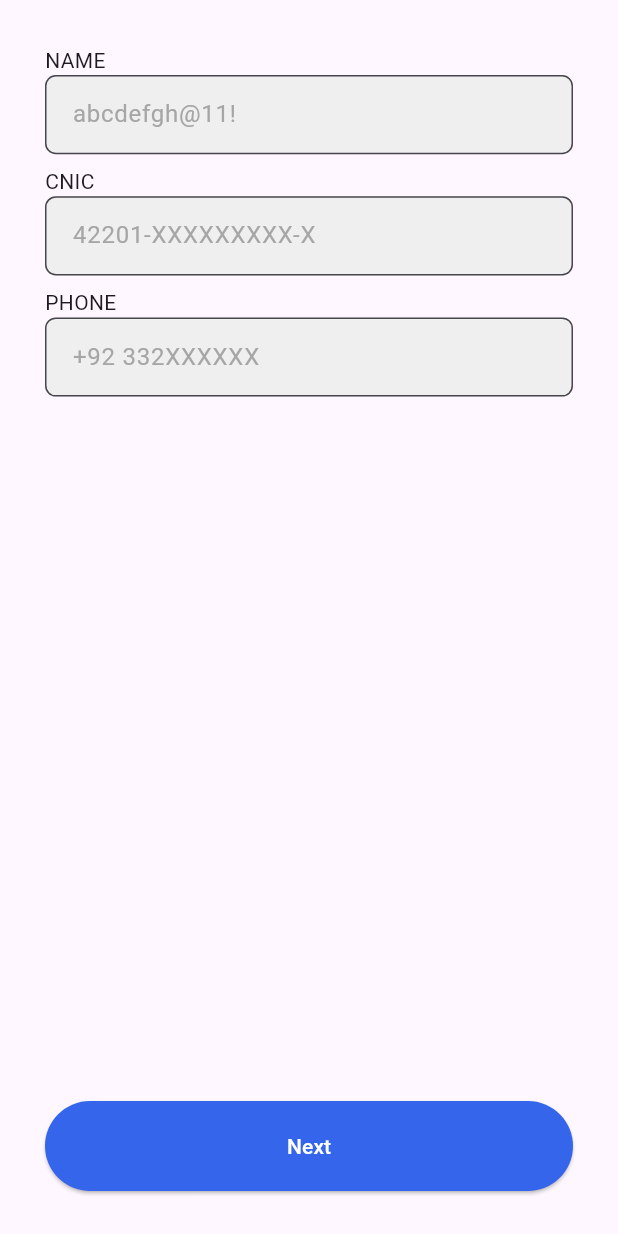
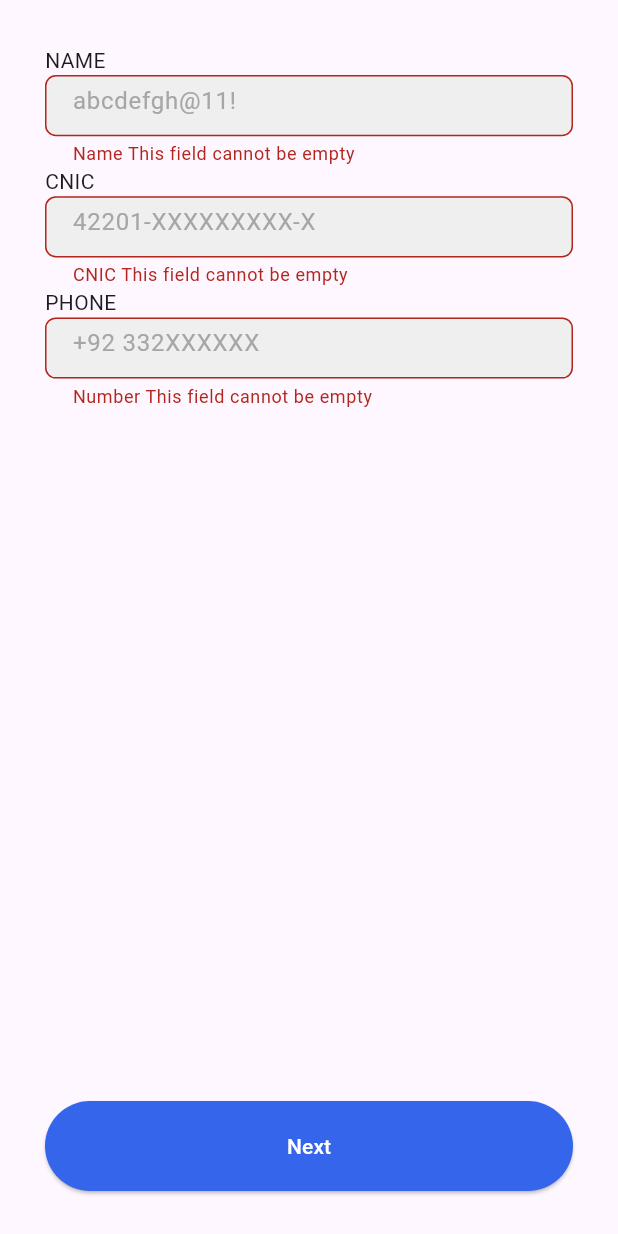
Before and after one commit to suneelasiddiqui12/Flutter-Stacked-Implementation, a Flutter app: the FormBasicView screen opened by its route, after a tap on "Next", on a phone screen of 412 x 824 dp. Run offline on Flutter 3.47's test engine with Material 3 defaults, Android fonts, the light colour scheme and no system bars; our stand-ins replace dio, flutter_screenutil, flutter_svg, google_fonts, image_picker, pinput and 3 more.

Commit message:
- Added validations in textformfield

```diff
--- a/lib/constant/app_strings.dart
+++ b/lib/constant/app_strings.dart
@@ -16,6 +16,15 @@ class AppStrings {
   //validation
   static const String errorThisFieldCantBeEmpty = 'This field cannot be empty';
   static const String errorInvalidEmail = 'Invalid Email';
+  static const String errorPleaseEnterYour = 'Please enter your';
+  static const String errorPleaseEnterValueLessThanFortyChar = 'Please Enter value less than 40 characters';
+  static const String errorPhoneNumMustContainElevenNumbers = 'Phone number must contain 11 digits';
+
+  //FormBasic
+  static const String fieldName = 'Name';
+  static const String fieldCnicNumber = 'Cnic Number';
+  static const String fieldNumber = 'Phone Number';
+
 
 
 }
--- a/lib/ui/views/forms/form_basic_view.dart
+++ b/lib/ui/views/forms/form_basic_view.dart
@@ -1,5 +1,8 @@
 import 'package:flutter/material.dart';
+import 'package:flutter_stacked_implementation/app/app.router.dart';
+import 'package:flutter_stacked_implementation/services/local/navigation_services.dart';
 import 'package:flutter_stacked_implementation/ui/views/forms/form_basic_viewmodel.dart';
+import 'package:flutter_stacked_implementation/utils/validation_util.dart';
 import 'package:flutter_stacked_implementation/widgets/button_component.dart';
 import 'package:flutter_stacked_implementation/widgets/text_component.dart';
 import 'package:flutter_stacked_implementation/widgets/text_form_field_component.dart';
@@ -30,16 +33,19 @@ class FormBasicView extends StatelessWidget {
                           TextFormFieldComponent(
                             hintText: 'abcdefgh@11!',
                             controller: model.nameController,
+                              validator: (value) => validateName(value),
                           ),
                           const TextComponent('CNIC'),
                           TextFormFieldComponent(
                             hintText: '42201-XXXXXXXXX-X',
                             controller: model.cnicController,
+                            validator: (value) => validateCnic(value),
                           ),
                           const TextComponent('PHONE'),
                           TextFormFieldComponent(
                             hintText: '+92 332XXXXXX',
                             controller: model.phoneNumberController,
+                            validator: (value) => validateNumber(value),
                           ),
                         ]
                     ),
@@ -48,7 +54,11 @@ class FormBasicView extends StatelessWidget {
                     width: double.infinity,
                     child: ButtonComponent(
                         buttonText: 'Next',
-                        onPressed: () {}),
+                        onPressed: () {
+                          model.formKey.currentState!.validate()
+                              ? NavService.navigateTo(Routes.onBoardingView)
+                              : Text('ABCDEF');
+                        }),
                   )
                 ],
               ),
--- a/lib/ui/views/forms/form_basic_viewmodel.dart
+++ b/lib/ui/views/forms/form_basic_viewmodel.dart
@@ -2,7 +2,6 @@ import 'package:flutter/cupertino.dart';
 import 'package:stacked/stacked.dart';
 
 class FormBasicViewModel extends BaseViewModel {
-
   TextEditingController nameController = TextEditingController();
   TextEditingController cnicController = TextEditingController();
   TextEditingController phoneNumberController = TextEditingController();
--- a/lib/utils/validation_util.dart
+++ b/lib/utils/validation_util.dart
@@ -1,27 +1,91 @@
-import 'package:flutter_stacked_implementation/constant/app_strings.dart';
+  import 'package:flutter_stacked_implementation/constant/app_strings.dart';
 
-class ValidationUtil {
+final emailRegex = RegExp(r'^[a-zA-Z0-9+._-]+@[a-zA-Z0-9.-]+\.[a-zA-Z]{2,}$');
+  final passwordRegex = RegExp(r'^.{8,}$');
+  final usernameRegex = RegExp(r'^.{3,}$');
+  final numberRegex = RegExp(r'^.{11,15}$');
+  final cnicRegex = RegExp(r'^\d{5}-\d{7}-\d{1}$');
 
-  static const String _emailPattern =
-      r'^(([^<>()[\]\\.,;:\s@\"]+(\.[^<>()[\]\\.,;:\s@\"]+)*)|(\".+\"))@((\[[0-9]{1,3}\.[0-9]{1,3}\.[0-9]{1,3}\.[0-9]{1,3}\])|(([a-zA-Z\-0-9]+\.)+[a-zA-Z]{2,}))$';
-
-  static bool _isEmailValid(String email) {
-    final regexEmail = RegExp(_emailPattern);
-    return regexEmail.hasMatch(email);
+  String? validateEmptyField(String? value, String fieldName) {
+    if (value == null || value.isEmpty) {
+      return '$fieldName ${AppStrings.errorThisFieldCantBeEmpty}';
+    }
+    return null;
   }
 
-  static String? validateEmail(
-      String email, {
-        String? errorMessage,
-        String? fieldName,
-      }) {
-    if (email.isEmpty) {
-      return AppStrings.errorThisFieldCantBeEmpty;
-    } else if (_isEmailValid(email)) {
-      return null;
-    } else {
-      return errorMessage ?? AppStrings.errorInvalidEmail;
+  String? validateName(String? value) {
+    String? emptyFieldError = validateEmptyField(value, 'Name');
+    if (emptyFieldError != null) {
+      return emptyFieldError;
     }
+
+    if (!usernameRegex.hasMatch(value!)) {
+      return 'Min three characters limit is required';
+    }
+
+    return null;
   }
 
-}
+  String? validateCnic(String? cnic) {
+    String? emptyFieldError = validateEmptyField(cnic, 'CNIC');
+    if (emptyFieldError != null) {
+      return emptyFieldError;
+    }
+
+    if (!cnicRegex.hasMatch(cnic!)) {
+      return 'Invalid CNIC format';
+    }
+
+    return null;
+  }
+
+  String? validateEmail(String? value) {
+    String? emptyFieldError = validateEmptyField(value, 'Email');
+    if (emptyFieldError != null) {
+      return emptyFieldError;
+    }
+
+    if (!emailRegex.hasMatch(value!)) {
+      return 'Invalid email format';
+    }
+
+    return null;
+  }
+
+  String? validateNumber(String? value) {
+    String? emptyFieldError = validateEmptyField(value, 'Number');
+    if (emptyFieldError != null) {
+      return emptyFieldError;
+    }
+
+    if (!numberRegex.hasMatch(value!)) {
+      return 'Number must be 8-15 characters';
+    }
+
+    return null;
+  }
+
+  String? validatePassword(String? value) {
+    String? emptyFieldError = validateEmptyField(value, 'Password');
+    if (emptyFieldError != null) {
+      return emptyFieldError;
+    }
+
+    if (!passwordRegex.hasMatch(value!)) {
+      return 'Password must be at least 8 characters long';
+    }
+
+    return null;
+  }
+
+  String? validateProfilePassword(String? value) {
+    if (value == null || value.isEmpty) {
+      return null;
+    }
+
+    if (!passwordRegex.hasMatch(value)) {
+      return 'Password must be at least 8 characters long';
+    }
+
+    return null;
+  }
--- a/lib/widgets/text_form_field_component.dart
+++ b/lib/widgets/text_form_field_component.dart
@@ -8,6 +8,10 @@ class TextFormFieldComponent extends StatelessWidget {
   final String? hintText;
   final String? labelText;
   final EdgeInsets? contentPadding;
+  final String? Function(String?)? validator;
+  final Function(String _)? onChanged;
+  final bool isPassword;
+  final TextInputType keyboardType;
 
   const TextFormFieldComponent({super.key,
     required this.controller,
@@ -16,15 +20,25 @@ class TextFormFieldComponent extends StatelessWidget {
     this.hintText,
     this.labelText,
     this.contentPadding,
+    this.validator,
+    this.onChanged,
+    this.isPassword = false,
+    this.keyboardType = TextInputType.text,
   });
 
   @override
   Widget build(BuildContext context) {
+    bool hidePassword = true;
     return SizedBox(
       width: 360.0,
       height: 60.8,
       child: TextFormField(
         controller: controller,
+        validator: validator,
+        onChanged: (_) => onChanged == null ? () {} : onChanged!(_),
+        autovalidateMode: AutovalidateMode.onUserInteraction,
+        obscureText: isPassword ? hidePassword : !hidePassword,
+        keyboardType: keyboardType,
         decoration: InputDecoration(
           hintText: hintText,
           labelText: labelText,
@@ -47,12 +61,6 @@ class TextFormFieldComponent extends StatelessWidget {
           ),
           contentPadding: contentPadding ?? const EdgeInsets.all(14.4),
         ),
-        validator: (value) {
-          if (value == null || value.isEmpty) {
-            return 'Please enter a value';
-          }
-          return null;
-        },
       ),
     );
   }
```
